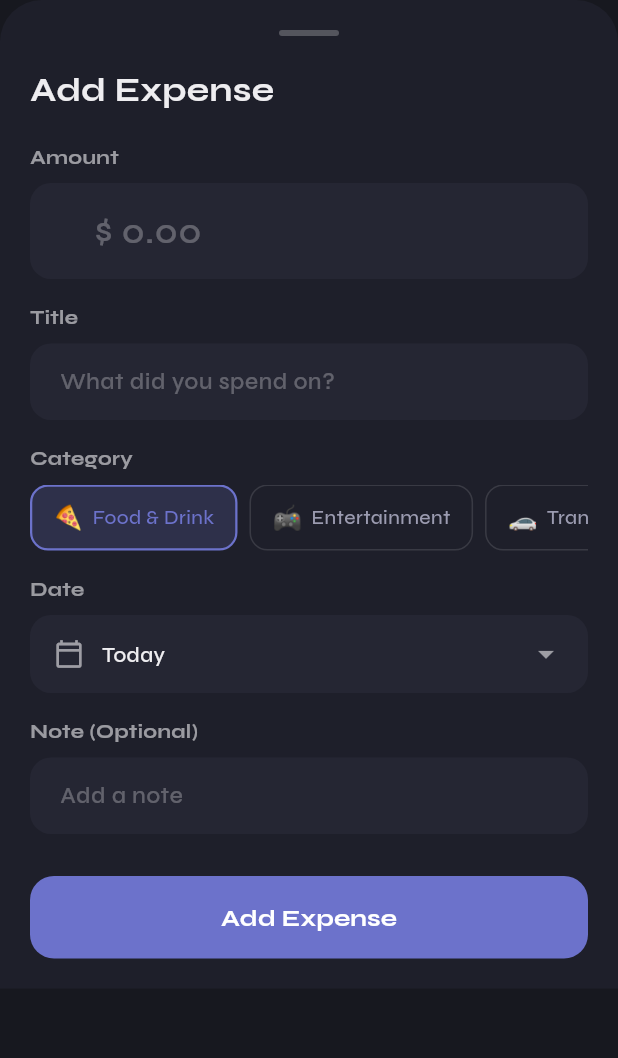
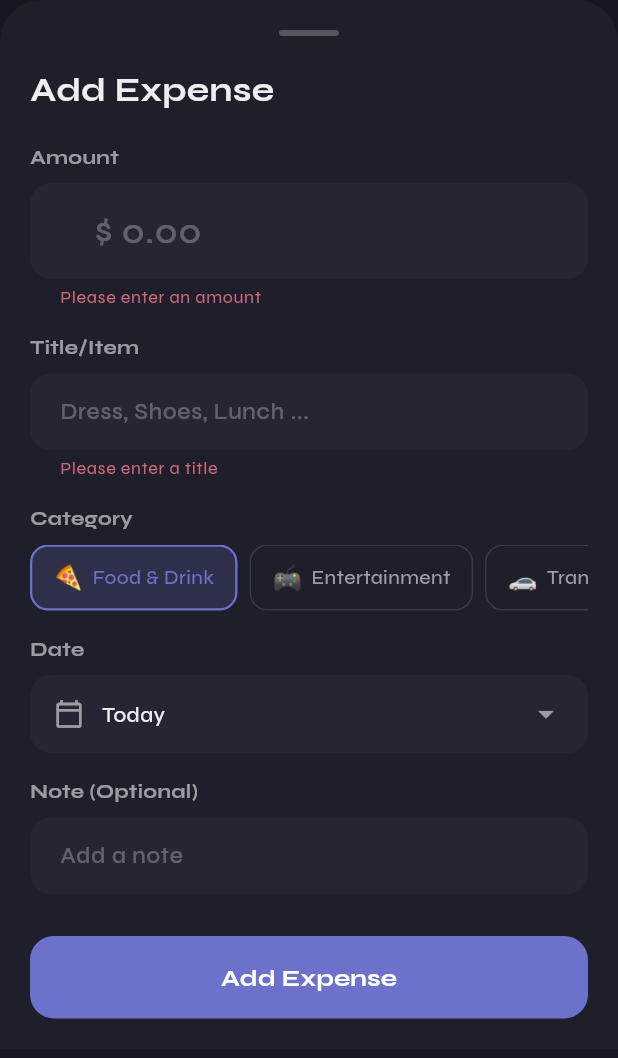
Before and after one commit to sabihaniaz7/Expense-Tracker-Flutter, a Flutter app: the AddExpenseSheet widget shown alone on an empty page, opened directly, after a tap on "Add Expense", on a phone screen of 412 x 824 dp. Shown: the top 1058 px of the screen. Run offline on Flutter 3.47's test engine with Material 3 defaults, Android fonts, the phone set to English and light mode, and no system bars; our stand-ins replace hive, hive_flutter, shared_preferences; accounts and stored records are empty.

Commit message:
feat: add validation & delete category

```diff
--- a/lib/widgets/add_expense_sheet.dart
+++ b/lib/widgets/add_expense_sheet.dart
@@ -13,6 +13,7 @@ class AddExpenseSheet extends StatefulWidget {
 }
 
 class _AddExpenseSheetState extends State<AddExpenseSheet> {
+  final _formKey = GlobalKey<FormState>();
   final _titleCtrl = TextEditingController();
   final _amountCtrl = TextEditingController();
   final _noteCtrl = TextEditingController();
@@ -57,6 +58,8 @@ class _AddExpenseSheetState extends State<AddExpenseSheet> {
         color: bg,
         borderRadius: const BorderRadius.vertical(top: Radius.circular(28)),
       ),
+      child: Form(
+        key: _formKey,
         child: SingleChildScrollView(
           child: Column(
             crossAxisAlignment: CrossAxisAlignment.start,
@@ -96,15 +99,38 @@ class _AddExpenseSheetState extends State<AddExpenseSheet> {
                 prefixText: '\$  ',
                 fontSize: 24,
                 fontWeight: FontWeight.w500,
+                validator: (value) {
+                  final amountText = (value ?? '').trim().replaceAll(',', '');
+                  if (amountText.isEmpty) {
+                    return 'Please enter an amount';
+                  }
+
+                  final amount = double.tryParse(amountText);
+                  if (amount == null) {
+                    return 'Enter a valid numeric amount';
+                  }
+
+                  if (amount <= 0) {
+                    return 'Amount must be greater than 0';
+                  }
+
+                  return null;
+                },
               ),
             const SizedBox(height: 16),
             // Title
-            _buildLabel('Title', textColor),
+            _buildLabel('Title/Item', textColor),
               _buildTextField(
                 _titleCtrl,
-              'What did you spend on?',
+                'Dress, Shoes, Lunch ...',
                 isDark,
                 textColor,
+                validator: (value) {
+                  if ((value ?? '').trim().isEmpty) {
+                    return 'Please enter a title';
+                  }
+                  return null;
+                },
               ),
             const SizedBox(height: 16),
 
@@ -155,9 +181,13 @@ class _AddExpenseSheetState extends State<AddExpenseSheet> {
                   }
                   final cat = allCategories[i];
                   final isSelected = _selectedCategory == cat;
+                  final isCustom = provider.customCategories.contains(cat);
                   final color = AppCategories.getColor(cat);
                   return GestureDetector(
                     onTap: () => setState(() => _selectedCategory = cat),
+                    onLongPress: isCustom
+                        ? () => _confirmDeleteCategory(context, cat, provider)
+                        : null,
                     child: AnimatedContainer(
                       duration: const Duration(milliseconds: 200),
                       margin: const EdgeInsets.only(right: 8),
@@ -323,13 +353,18 @@ class _AddExpenseSheetState extends State<AddExpenseSheet> {
             ],
           ),
         ),
+      ),
     );
   }
 
   void _save() {
+    if (!_formKey.currentState!.validate()) {
+      return;
+    }
+
     final title = _titleCtrl.text.trim();
-    final amount = double.tryParse(_amountCtrl.text.replaceAll(',', '')) ?? 0;
-    if (title.isEmpty || amount <= 0) return;
+    final amount = double.parse(_amountCtrl.text.trim().replaceAll(',', ''));
+
     final provider = context.read<ExpenseProvider>();
     if (widget.editExpense != null) {
       provider.editExpense(
@@ -375,10 +410,12 @@ class _AddExpenseSheetState extends State<AddExpenseSheet> {
     String? prefixText,
     double fontSize = 15,
     FontWeight fontWeight = FontWeight.w500,
+    String? Function(String?)? validator,
   }) {
-    return TextField(
+    return TextFormField(
       controller: controller,
       keyboardType: keyboardType,
+      validator: validator,
       style: TextStyle(
         color: textColor,
         fontSize: fontSize,
@@ -441,4 +478,62 @@ class _AddExpenseSheetState extends State<AddExpenseSheet> {
     ];
     return months[m - 1];
   }
+
+  Future<void> _confirmDeleteCategory(
+    BuildContext context,
+    String name,
+    ExpenseProvider provider,
+  ) async {
+    final isDark = provider.isDarkMode;
+    final confirmed = await showDialog<bool>(
+      context: context,
+      builder: (ctx) => AlertDialog(
+        backgroundColor: isDark ? AppTheme.darkCard : Colors.white,
+        shape: RoundedRectangleBorder(borderRadius: BorderRadius.circular(20)),
+        title: Text(
+          'Delete Category?',
+          style: TextStyle(
+            fontWeight: FontWeight.w500,
+            fontSize: 18,
+            color: isDark ? AppTheme.lightText : const Color(0xFF1A1A2E),
+          ),
+        ),
+        content: Text(
+          '"$name" will be removed from your custom categories.',
+          style: TextStyle(
+            fontSize: 14,
+            color: isDark ? AppTheme.subText : Colors.grey[600],
+          ),
+        ),
+        actions: [
+          TextButton(
+            onPressed: () => Navigator.pop(ctx, false),
+            child: Text(
+              'Cancel',
+              style: TextStyle(
+                color: isDark ? AppTheme.subText : Colors.grey[500],
+                fontWeight: FontWeight.w600,
+              ),
+            ),
+          ),
+          TextButton(
+            onPressed: () => Navigator.pop(ctx, true),
+            child: const Text(
+              'Delete',
+              style: TextStyle(
+                color: AppTheme.dangerRed,
+                fontWeight: FontWeight.w500,
+              ),
+            ),
+          ),
+        ],
+      ),
+    );
+    if (confirmed == true) {
+      await provider.deleteCustomCategory(name);
+      if (_selectedCategory == name) {
+        setState(() => _selectedCategory = 'Food & Drink');
       }
+    }
+  }
+}
```
Lines whose indentation alone changed are shown as unchanged.
